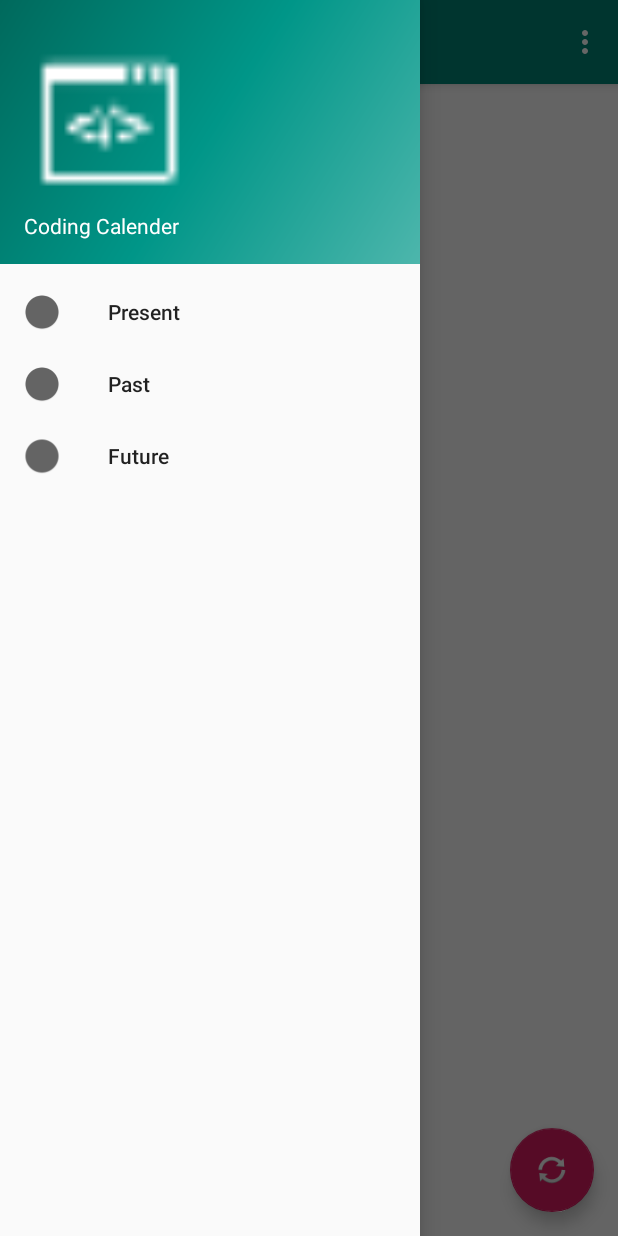
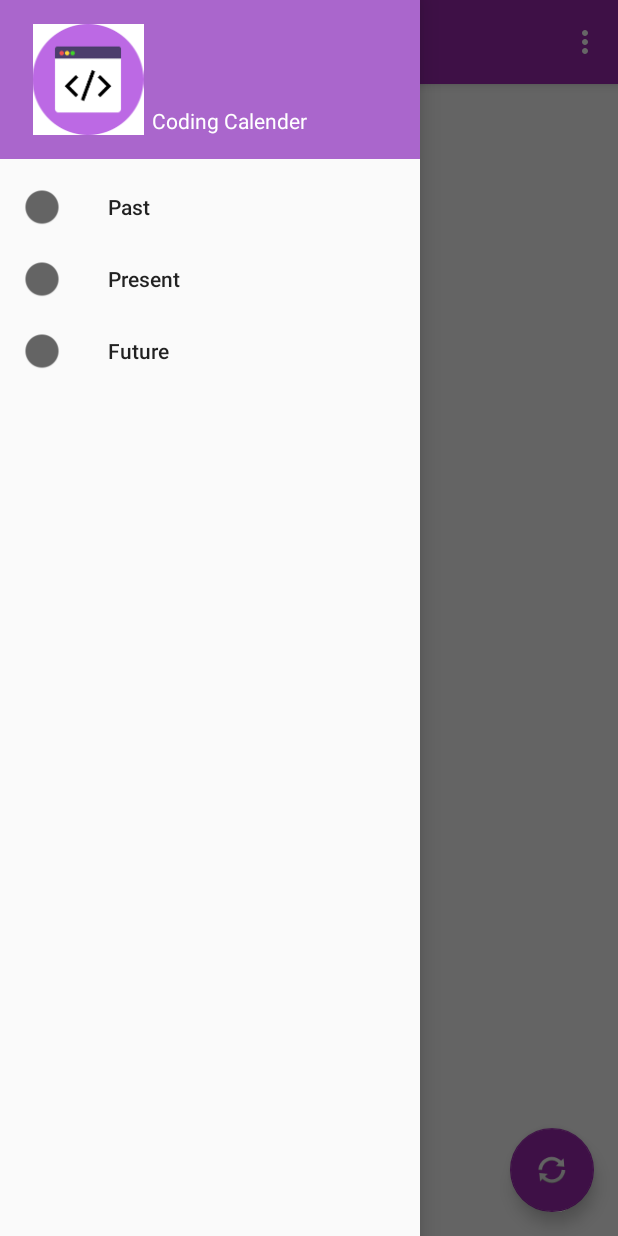
Before and after one commit to brijeshsaraswat/Coding-Calender, an Android app: the screen it shows after launch (MainActivity), with the side drawer open, on a phone screen of 412 x 824 dp. Run offline under Robolectric (Android 15) with nearby library versions, the light colour scheme and no system bars; our stand-ins replace Firebase (no records; nobody signed in at launch, a user with empty details on screens opened directly).

Commit message:
first changes

```diff
--- a/app/src/main/AndroidManifest.xml
+++ b/app/src/main/AndroidManifest.xml
@@ -15,7 +15,9 @@
         <activity
             android:name=".MainActivity"
             android:label="@string/codingcalender"
-            android:theme="@style/AppTheme.NoActionBar">
+            android:theme="@style/AppTheme.NoActionBar"
+            android:noHistory="true">
+
             <intent-filter>
                 <action android:name="android.intent.action.MAIN" />
 
--- a/app/src/main/java/com/brijesh/viewholder/MainActivity.java
+++ b/app/src/main/java/com/brijesh/viewholder/MainActivity.java
@@ -98,7 +98,7 @@ public class MainActivity extends AppCompatActivity
 
             @Override
             public void onCancelled(@NonNull DatabaseError databaseError) {
-                Toast.makeText(MainActivity.this, "Opsss.... Something is wrong", Toast.LENGTH_SHORT).show();
+                Toast.makeText(MainActivity.this, "Oopsss.... Something went wrong", Toast.LENGTH_SHORT).show();
             }
         });
 
--- a/app/src/main/java/com/brijesh/viewholder/view.java
+++ b/app/src/main/java/com/brijesh/viewholder/view.java
@@ -12,7 +12,7 @@ import android.webkit.WebView;
 public class view extends Fragment {
     private WebView webview;
     String ShowOrHideWebViewInitialUse = "show";
-    String url;
+    String url="www.google.com";
 
     @Nullable
     @Override
--- a/app/src/main/res/drawable/side_nav_bar.xml
+++ b/app/src/main/res/drawable/side_nav_bar.xml
@@ -2,8 +2,8 @@
     android:shape="rectangle">
     <gradient
         android:angle="135"
-        android:centerColor="#009688"
-        android:endColor="#00695C"
-        android:startColor="#4DB6AC"
+        android:centerColor="#0F4569"
+        android:endColor="#3748DD"
+        android:startColor="#1E32E9"
         android:type="linear" />
 </shape>
--- a/app/src/main/res/layout/app_bar_main.xml
+++ b/app/src/main/res/layout/app_bar_main.xml
@@ -15,7 +15,7 @@
             android:id="@+id/toolbar"
             android:layout_width="match_parent"
             android:layout_height="?attr/actionBarSize"
-            android:background="?attr/colorPrimary"
+            android:background="#9C27B0"
             app:popupTheme="@style/AppTheme.PopupOverlay" />
 
     </android.support.design.widget.AppBarLayout>
@@ -28,6 +28,7 @@
         android:layout_height="wrap_content"
         android:layout_gravity="bottom|end"
         android:layout_margin="@dimen/fab_margin"
+        app:backgroundTint="#9C27B0"
         app:srcCompat="@android:drawable/ic_popup_sync" />
 
 </android.support.design.widget.CoordinatorLayout>
--- a/app/src/main/res/layout/card_view_row.xml
+++ b/app/src/main/res/layout/card_view_row.xml
@@ -9,7 +9,7 @@
     <android.support.v7.widget.CardView
         android:id="@+id/card_view"
         android:layout_width="fill_parent"
-        android:layout_height="170dp"
+        android:layout_height="217dp"
         android:layout_gravity="center"
         android:layout_margin="5dp"
         card_view:cardCornerRadius="2dp"
--- a/app/src/main/res/layout/nav_header_main.xml
+++ b/app/src/main/res/layout/nav_header_main.xml
@@ -1,11 +1,12 @@
 <?xml version="1.0" encoding="utf-8"?>
 <LinearLayout xmlns:android="http://schemas.android.com/apk/res/android"
     xmlns:app="http://schemas.android.com/apk/res-auto"
+    xmlns:tools="http://schemas.android.com/tools"
     android:layout_width="match_parent"
-    android:layout_height="@dimen/nav_header_height"
-    android:background="@drawable/side_nav_bar"
+    android:layout_height="wrap_content"
+    android:background="@android:color/holo_purple"
     android:gravity="bottom"
-    android:orientation="vertical"
+    android:orientation="horizontal"
     android:paddingLeft="@dimen/activity_horizontal_margin"
     android:paddingTop="@dimen/activity_vertical_margin"
     android:paddingRight="@dimen/activity_horizontal_margin"
@@ -14,16 +15,17 @@
 
     <ImageView
         android:id="@+id/imageView"
-        android:layout_width="114dp"
-        android:layout_height="100dp"
+        android:layout_width="85dp"
+        android:layout_height="74dp"
         android:fadingEdge="horizontal"
-        app:srcCompat="@mipmap/code" />
+        app:srcCompat="@mipmap/icon2" />
 
     <TextView
-        android:layout_width="match_parent"
+        android:layout_width="183dp"
         android:layout_height="wrap_content"
         android:paddingTop="@dimen/nav_header_vertical_spacing"
         android:text="@string/nav_header_title"
-        android:textAppearance="@style/TextAppearance.AppCompat.Body1" />
+        android:textAppearance="@style/TextAppearance.AppCompat.Body1"
+        tools:text="@string/codingcalender" />
 
 </LinearLayout>
--- a/app/src/main/res/menu/activity_main_drawer.xml
+++ b/app/src/main/res/menu/activity_main_drawer.xml
@@ -5,13 +5,15 @@
 
     <group android:checkableBehavior="single">
         <item
+            android:id="@+id/nav_gallery"
+            android:icon="@drawable/past"
+            android:title="@string/past" />
+
+        <item
             android:id="@+id/nav_home"
-            android:icon="@mipmap/present"
+            android:icon="@drawable/present"
             android:title="@string/present" />
-        <item
-            android:id="@+id/nav_gallery"
-            android:icon="@mipmap/past"
-            android:title="@string/past" />
+
         <item
             android:id="@+id/nav_slideshow"
             android:icon="@drawable/future"
```
Also changed, not shown: app/src/main/java/com/brijesh/viewholder/MyRecyclerViewAdapter.java (+20 -13 lines), app/src/main/res/mipmap-hdpi/future.png, app/src/main/res/mipmap-hdpi/past.png, app/src/main/res/mipmap-hdpi/present.png, app/src/main/res/mipmap-mdpi/future.png, app/src/main/res/mipmap-mdpi/past.png, app/src/main/res/mipmap-mdpi/present.png, app/src/main/res/mipmap-xhdpi/future.png, app/src/main/res/mipmap-xhdpi/past.png, app/src/main/res/mipmap-xhdpi/present.png.
